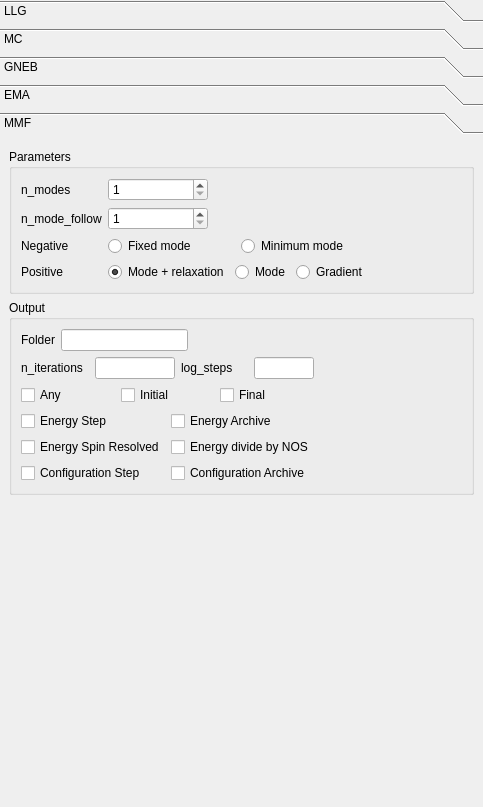
Before: the Qt Designer form ui-cpp/ui/ParametersWidget.ui in spirit-code/spirit, drawn with Qt 5.
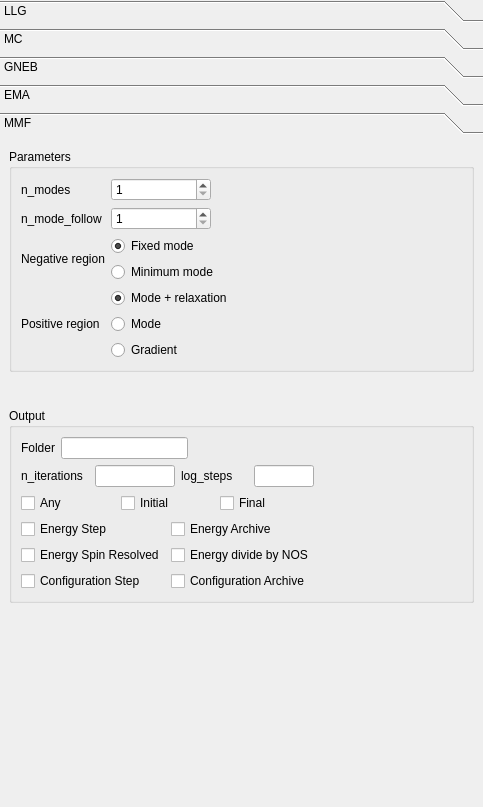
After: the same form once the commit is applied. The open tabs and pages were chosen to show the change.

Commit message: UI-QT: enabled setting mmf parameters from UI. Output parameters were already implemented, but now also n_modes and n_mode_follow work. Also fixed some issues in MMF parameters tab (e.g. radio-button groups).

```diff
--- a/ui-cpp/ui/ParametersWidget.ui
+++ b/ui-cpp/ui/ParametersWidget.ui
@@ -1887,7 +1887,7 @@
            <string>MMF</string>
           </attribute>
           <layout class="QGridLayout" name="gridLayout_23">
-           <item row="6" column="0">
+           <item row="9" column="0">
             <spacer name="verticalSpacer_7">
              <property name="orientation">
               <enum>Qt::Vertical</enum>
@@ -1900,6 +1900,22 @@
              </property>
             </spacer>
            </item>
+           <item row="7" column="0">
+            <spacer name="verticalSpacer_8">
+             <property name="orientation">
+              <enum>Qt::Vertical</enum>
+             </property>
+             <property name="sizeType">
+              <enum>QSizePolicy::Fixed</enum>
+             </property>
+             <property name="sizeHint" stdset="0">
+              <size>
+               <width>20</width>
+               <height>30</height>
+              </size>
+             </property>
+            </spacer>
+           </item>
            <item row="4" column="0">
             <widget class="QGroupBox" name="groupBox_6">
              <property name="title">
@@ -1923,13 +1939,19 @@
                   <property name="checked">
                    <bool>true</bool>
                   </property>
+                  <attribute name="buttonGroup">
+                   <string notr="true">buttonGroup</string>
+                  </attribute>
                  </widget>
                 </item>
-                <item row="0" column="1">
+                <item row="1" column="0">
                  <widget class="QRadioButton" name="radioButton_mmf_negative_minimum">
                   <property name="text">
                    <string>Minimum mode</string>
                   </property>
+                  <attribute name="buttonGroup">
+                   <string notr="true">buttonGroup</string>
+                  </attribute>
                  </widget>
                 </item>
                </layout>
@@ -1969,26 +1991,12 @@
               <item row="4" column="0">
                <widget class="QLabel" name="label_19">
                 <property name="text">
-                 <string>Negative</string>
+                 <string>Negative region</string>
                 </property>
                </widget>
               </item>
               <item row="5" column="1">
                <layout class="QGridLayout" name="gridLayout_24">
-                <item row="0" column="2">
-                 <widget class="QRadioButton" name="radioButton_mmf_positive_gradient">
-                  <property name="text">
-                   <string>Gradient</string>
-                  </property>
-                 </widget>
-                </item>
-                <item row="0" column="1">
-                 <widget class="QRadioButton" name="radioButton_mmf_positive_mode">
-                  <property name="text">
-                   <string>Mode</string>
-                  </property>
-                 </widget>
-                </item>
                 <item row="0" column="0">
                  <widget class="QRadioButton" name="radioButton_mmf_positive_mode_relax">
                   <property name="text">
@@ -1997,6 +2005,29 @@
                   <property name="checked">
                    <bool>true</bool>
                   </property>
+                  <attribute name="buttonGroup">
+                   <string notr="true">buttonGroup_2</string>
+                  </attribute>
+                 </widget>
+                </item>
+                <item row="1" column="0">
+                 <widget class="QRadioButton" name="radioButton_mmf_positive_mode">
+                  <property name="text">
+                   <string>Mode</string>
+                  </property>
+                  <attribute name="buttonGroup">
+                   <string notr="true">buttonGroup_2</string>
+                  </attribute>
+                 </widget>
+                </item>
+                <item row="2" column="0">
+                 <widget class="QRadioButton" name="radioButton_mmf_positive_gradient">
+                  <property name="text">
+                   <string>Gradient</string>
+                  </property>
+                  <attribute name="buttonGroup">
+                   <string notr="true">buttonGroup_2</string>
+                  </attribute>
                  </widget>
                 </item>
                </layout>
@@ -2004,7 +2035,7 @@
               <item row="5" column="0">
                <widget class="QLabel" name="label_18">
                 <property name="text">
-                 <string>Positive</string>
+                 <string>Positive region</string>
                 </property>
                </widget>
               </item>
@@ -2031,13 +2062,59 @@
              </layout>
             </widget>
            </item>
-           <item row="5" column="0">
+           <item row="8" column="0">
             <widget class="QGroupBox" name="groupBox_7">
              <property name="title">
               <string>Output</string>
              </property>
              <layout class="QGridLayout" name="gridLayout_27">
-              <item row="3" column="0">
+              <item row="5" column="0">
+               <layout class="QGridLayout" name="gridLayout_32">
+                <item row="2" column="1">
+                 <widget class="QCheckBox" name="checkBox_mmf_output_configuration_archive">
+                  <property name="text">
+                   <string>Configuration Archive</string>
+                  </property>
+                 </widget>
+                </item>
+                <item row="0" column="0">
+                 <widget class="QCheckBox" name="checkBox_mmf_output_energy_step">
+                  <property name="text">
+                   <string>Energy Step</string>
+                  </property>
+                 </widget>
+                </item>
+                <item row="2" column="0">
+                 <widget class="QCheckBox" name="checkBox_mmf_output_configuration_step">
+                  <property name="text">
+                   <string>Configuration Step</string>
+                  </property>
+                 </widget>
+                </item>
+                <item row="0" column="1">
+                 <widget class="QCheckBox" name="checkBox_mmf_output_energy_archive">
+                  <property name="text">
+                   <string>Energy Archive</string>
+                  </property>
+                 </widget>
+                </item>
+                <item row="1" column="0">
+                 <widget class="QCheckBox" name="checkBox_mmf_output_energy_spin_resolved">
+                  <property name="text">
+                   <string>Energy Spin Resolved</string>
+                  </property>
+                 </widget>
+                </item>
+                <item row="1" column="1">
+                 <widget class="QCheckBox" name="checkBox_mmf_output_energy_divide">
+                  <property name="text">
+                   <string>Energy divide by NOS</string>
+                  </property>
+                 </widget>
+                </item>
+               </layout>
+              </item>
+              <item row="4" column="0">
                <layout class="QGridLayout" name="gridLayout_31">
                 <item row="0" column="2">
                  <widget class="QCheckBox" name="checkBox_mmf_output_final">
@@ -2062,7 +2139,7 @@
                 </item>
                </layout>
               </item>
-              <item row="2" column="0">
+              <item row="3" column="0">
                <layout class="QGridLayout" name="gridLayout_28">
                 <item row="0" column="0">
                  <widget class="QLabel" name="label_21">
@@ -2100,7 +2177,7 @@
                 </item>
                </layout>
               </item>
-              <item row="0" column="0">
+              <item row="1" column="0">
                <layout class="QGridLayout" name="gridLayout_29">
                 <item row="0" column="1">
                  <widget class="QLineEdit" name="lineEdit_mmf_output_folder"/>
@@ -2127,7 +2204,7 @@
                 </item>
                </layout>
               </item>
-              <item row="0" column="1">
+              <item row="1" column="1">
                <spacer name="horizontalSpacer_13">
                 <property name="orientation">
                  <enum>Qt::Horizontal</enum>
@@ -2140,52 +2217,6 @@
                 </property>
                </spacer>
               </item>
-              <item row="4" column="0">
-               <layout class="QGridLayout" name="gridLayout_32">
-                <item row="2" column="1">
-                 <widget class="QCheckBox" name="checkBox_mmf_output_configuration_archive">
-                  <property name="text">
-                   <string>Configuration Archive</string>
-                  </property>
-                 </widget>
-                </item>
-                <item row="0" column="0">
-                 <widget class="QCheckBox" name="checkBox_mmf_output_energy_step">
-                  <property name="text">
-                   <string>Energy Step</string>
-                  </property>
-                 </widget>
-                </item>
-                <item row="2" column="0">
-                 <widget class="QCheckBox" name="checkBox_mmf_output_configuration_step">
-                  <property name="text">
-                   <string>Configuration Step</string>
-                  </property>
-                 </widget>
-                </item>
-                <item row="0" column="1">
-                 <widget class="QCheckBox" name="checkBox_mmf_output_energy_archive">
-                  <property name="text">
-                   <string>Energy Archive</string>
-                  </property>
-                 </widget>
-                </item>
-                <item row="1" column="0">
-                 <widget class="QCheckBox" name="checkBox_mmf_output_energy_spin_resolved">
-                  <property name="text">
-                   <string>Energy Spin Resolved</string>
-                  </property>
-                 </widget>
-                </item>
-                <item row="1" column="1">
-                 <widget class="QCheckBox" name="checkBox_mmf_output_energy_divide">
-                  <property name="text">
-                   <string>Energy divide by NOS</string>
-                  </property>
-                 </widget>
-                </item>
-               </layout>
-              </item>
              </layout>
             </widget>
            </item>
```
Left out of the diff: 4 changed lines with no effect on the pictures. The commit also changes 1 other file.
